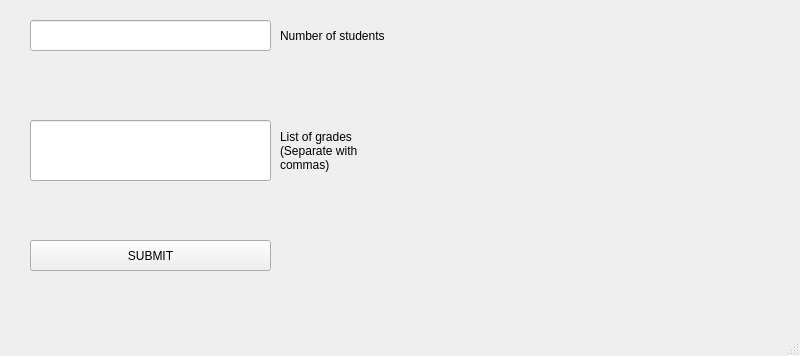
This is Grades.ui in JCSchoolStuff/Project1 as Qt 5 draws it before an edit. The edited form follows.
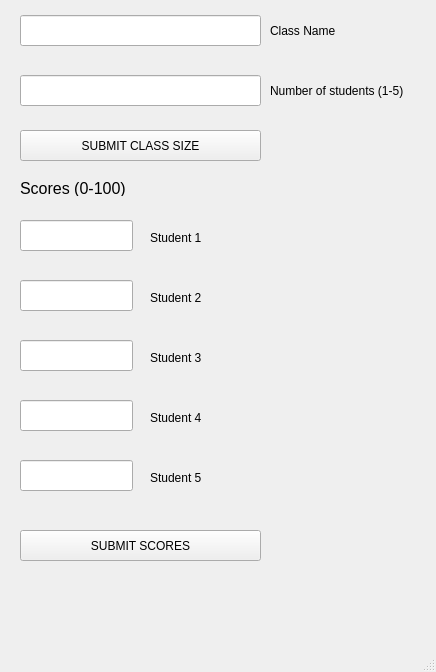
This is the edited form.

Commit message: Added student_submit and hide_grades functions, added/changed docstrings, corrected various errors.

Patch:
```diff
--- a/Grades.ui
+++ b/Grades.ui
@@ -6,8 +6,8 @@
    <rect>
     <x>0</x>
     <y>0</y>
-    <width>800</width>
-    <height>356</height>
+    <width>436</width>
+    <height>672</height>
    </rect>
   </property>
   <property name="sizePolicy">
@@ -23,76 +23,230 @@
    <widget class="QLineEdit" name="num_students">
     <property name="geometry">
      <rect>
-      <x>30</x>
-      <y>20</y>
+      <x>20</x>
+      <y>75</y>
       <width>241</width>
       <height>31</height>
      </rect>
     </property>
    </widget>
-   <widget class="QLineEdit" name="student_grades">
+   <widget class="QPushButton" name="scores_submit">
     <property name="geometry">
      <rect>
-      <x>30</x>
-      <y>120</y>
-      <width>241</width>
-      <height>61</height>
-     </rect>
-    </property>
-   </widget>
-   <widget class="QPushButton" name="pushButton">
-    <property name="geometry">
-     <rect>
-      <x>30</x>
-      <y>240</y>
+      <x>20</x>
+      <y>530</y>
       <width>241</width>
       <height>31</height>
      </rect>
     </property>
     <property name="text">
-     <string>SUBMIT</string>
+     <string>SUBMIT SCORES</string>
     </property>
    </widget>
    <widget class="QLabel" name="students_label">
     <property name="geometry">
      <rect>
-      <x>280</x>
-      <y>25</y>
-      <width>121</width>
+      <x>270</x>
+      <y>80</y>
+      <width>151</width>
       <height>21</height>
      </rect>
     </property>
     <property name="text">
-     <string>Number of students</string>
+     <string>Number of students (1-5)</string>
     </property>
    </widget>
-   <widget class="QLabel" name="grades_label">
+   <widget class="QLineEdit" name="class_name">
     <property name="geometry">
      <rect>
-      <x>280</x>
-      <y>125</y>
-      <width>121</width>
-      <height>51</height>
+      <x>20</x>
+      <y>15</y>
+      <width>241</width>
+      <height>31</height>
      </rect>
     </property>
     <property name="text">
-     <string>List of grades (Separate with commas)</string>
-    </property>
-    <property name="wordWrap">
-     <bool>true</bool>
+     <string/>
     </property>
    </widget>
    <widget class="QLabel" name="results_label">
     <property name="geometry">
      <rect>
-      <x>470</x>
+      <x>270</x>
       <y>20</y>
-      <width>281</width>
-      <height>251</height>
+      <width>121</width>
+      <height>21</height>
+     </rect>
+    </property>
+    <property name="text">
+     <string>Class Name</string>
+    </property>
+   </widget>
+   <widget class="QLabel" name="submit_info">
+    <property name="geometry">
+     <rect>
+      <x>20</x>
+      <y>570</y>
+      <width>241</width>
+      <height>31</height>
      </rect>
     </property>
     <property name="text">
      <string/>
+    </property>
+    <property name="alignment">
+     <set>Qt::AlignCenter</set>
+    </property>
+   </widget>
+   <widget class="QLineEdit" name="student1_grade">
+    <property name="geometry">
+     <rect>
+      <x>20</x>
+      <y>220</y>
+      <width>113</width>
+      <height>31</height>
+     </rect>
+    </property>
+   </widget>
+   <widget class="QLabel" name="scores_label">
+    <property name="geometry">
+     <rect>
+      <x>20</x>
+      <y>180</y>
+      <width>131</width>
+      <height>16</height>
+     </rect>
+    </property>
+    <property name="font">
+     <font>
+      <pointsize>12</pointsize>
+     </font>
+    </property>
+    <property name="text">
+     <string>Scores (0-100)</string>
+    </property>
+   </widget>
+   <widget class="QLabel" name="student1_label">
+    <property name="geometry">
+     <rect>
+      <x>150</x>
+      <y>230</y>
+      <width>55</width>
+      <height>16</height>
+     </rect>
+    </property>
+    <property name="text">
+     <string>Student 1</string>
+    </property>
+   </widget>
+   <widget class="QLabel" name="student2_label">
+    <property name="geometry">
+     <rect>
+      <x>150</x>
+      <y>290</y>
+      <width>55</width>
+      <height>16</height>
+     </rect>
+    </property>
+    <property name="text">
+     <string>Student 2</string>
+    </property>
+   </widget>
+   <widget class="QLineEdit" name="student2_grade">
+    <property name="geometry">
+     <rect>
+      <x>20</x>
+      <y>280</y>
+      <width>113</width>
+      <height>31</height>
+     </rect>
+    </property>
+   </widget>
+   <widget class="QLabel" name="student3_label">
+    <property name="geometry">
+     <rect>
+      <x>150</x>
+      <y>350</y>
+      <width>55</width>
+      <height>16</height>
+     </rect>
+    </property>
+    <property name="text">
+     <string>Student 3</string>
+    </property>
+   </widget>
+   <widget class="QLineEdit" name="student3_grade">
+    <property name="geometry">
+     <rect>
+      <x>20</x>
+      <y>340</y>
+      <width>113</width>
+      <height>31</height>
+     </rect>
+    </property>
+   </widget>
+   <widget class="QLabel" name="student4_label">
+    <property name="geometry">
+     <rect>
+      <x>150</x>
+      <y>410</y>
+      <width>55</width>
+      <height>16</height>
+     </rect>
+    </property>
+    <property name="text">
+     <string>Student 4</string>
+    </property>
+   </widget>
+   <widget class="QLineEdit" name="student4_grade">
+    <property name="geometry">
+     <rect>
+      <x>20</x>
+      <y>400</y>
+      <width>113</width>
+      <height>31</height>
+     </rect>
+    </property>
+   </widget>
+   <widget class="QLabel" name="student5_label">
+    <property name="geometry">
+     <rect>
+      <x>150</x>
+      <y>470</y>
+      <width>55</width>
+      <height>16</height>
+     </rect>
+    </property>
+    <property name="text">
+     <string>Student 5</string>
+    </property>
+   </widget>
+   <widget class="QLineEdit" name="student5_grade">
+    <property name="geometry">
+     <rect>
+      <x>20</x>
+      <y>460</y>
+      <width>113</width>
+      <height>31</height>
+     </rect>
+    </property>
+   </widget>
+   <widget class="QPushButton" name="class_submit">
+    <property name="geometry">
+     <rect>
+      <x>20</x>
+      <y>130</y>
+      <width>241</width>
+      <height>31</height>
+     </rect>
+    </property>
+    <property name="font">
+     <font>
+      <italic>false</italic>
+     </font>
+    </property>
+    <property name="text">
+     <string>SUBMIT CLASS SIZE</string>
     </property>
    </widget>
   </widget>
```
Left out of the diff: 4 changed lines with no effect on the pictures. The commit also changes 4 other files.
